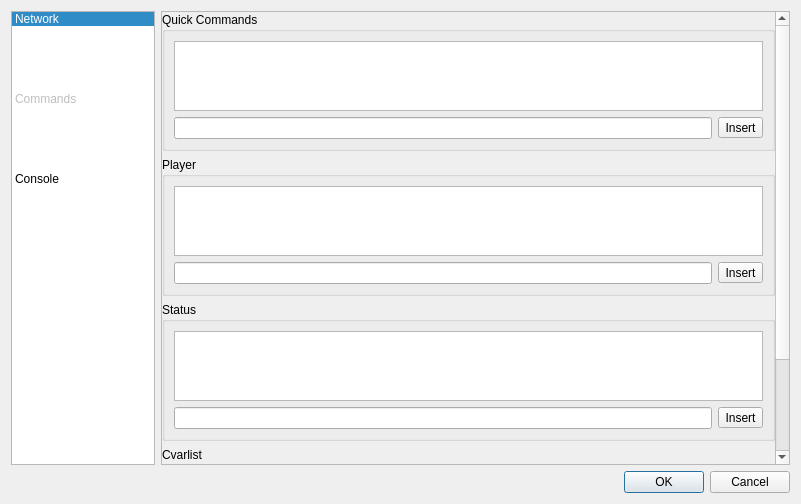
First picture: the form in src/ui/settings_dialog.ui, repository jjzhang166/RconGui, before the edit.
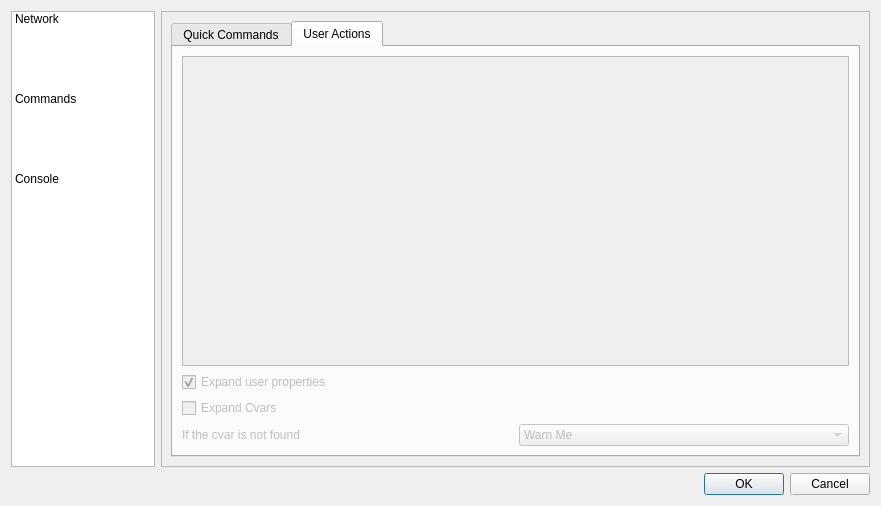
Second picture: the form after the edit. The open tabs and pages were chosen to show the change. Icons and pictures are not drawn. Custom widgets are drawn as their Qt base class.

Commit message: Quick commands settings

What changed in the file:
```diff
--- a/src/ui/settings_dialog.ui
+++ b/src/ui/settings_dialog.ui
@@ -6,8 +6,8 @@
    <rect>
     <x>0</x>
     <y>0</y>
-    <width>801</width>
-    <height>504</height>
+    <width>881</width>
+    <height>506</height>
    </rect>
   </property>
   <property name="windowTitle">
@@ -47,9 +47,6 @@
          <height>80</height>
         </size>
        </property>
-       <property name="currentRow">
-        <number>0</number>
-       </property>
        <item>
         <property name="text">
          <string>Network</string>
@@ -69,9 +66,6 @@
           <normaloff/>
          </iconset>
         </property>
-        <property name="flags">
-         <set>ItemIsSelectable|ItemIsDragEnabled|ItemIsUserCheckable</set>
-        </property>
        </item>
        <item>
         <property name="text">
@@ -134,145 +128,142 @@
              <rect>
               <x>0</x>
               <y>0</y>
-              <width>119</width>
-              <height>642</height>
+              <width>633</width>
+              <height>446</height>
              </rect>
             </property>
-            <layout class="QVBoxLayout" name="verticalLayout_7">
-             <property name="leftMargin">
-              <number>0</number>
-             </property>
-             <property name="topMargin">
-              <number>0</number>
-             </property>
-             <property name="rightMargin">
-              <number>0</number>
-             </property>
-             <property name="bottomMargin">
-              <number>0</number>
-             </property>
+            <layout class="QVBoxLayout" name="verticalLayout_2">
              <item>
-              <widget class="QGroupBox" name="groupBox_4">
-               <property name="title">
+              <widget class="QTabWidget" name="tabWidget">
+               <property name="currentIndex">
+                <number>0</number>
+               </property>
+               <widget class="QWidget" name="tabWidgetPage1">
+                <attribute name="title">
                 <string>Quick Commands</string>
-               </property>
-               <layout class="QVBoxLayout" name="verticalLayout_6">
-                <item>
-                 <widget class="QTableWidget" name="table_cmd_status_4"/>
-                </item>
-                <item>
-                 <layout class="QHBoxLayout" name="horizontalLayout_5">
-                  <item>
-                   <widget class="QLineEdit" name="input_cmd_status_4"/>
-                  </item>
-                  <item>
-                   <widget class="QToolButton" name="button_cmd_status_add_4">
-                    <property name="text">
-                     <string>Insert</string>
-                    </property>
-                    <property name="icon">
-                     <iconset theme="list-add">
-                      <normaloff/>
-                     </iconset>
-                    </property>
-                   </widget>
-                  </item>
-                 </layout>
-                </item>
-               </layout>
-              </widget>
-             </item>
-             <item>
-              <widget class="QGroupBox" name="groupBox_3">
-               <property name="title">
-                <string>Player</string>
-               </property>
-               <layout class="QVBoxLayout" name="verticalLayout_5">
-                <item>
-                 <widget class="QTableWidget" name="table_cmd_status_3"/>
-                </item>
-                <item>
-                 <layout class="QHBoxLayout" name="horizontalLayout_4">
-                  <item>
-                   <widget class="QLineEdit" name="input_cmd_status_3"/>
-                  </item>
-                  <item>
-                   <widget class="QToolButton" name="button_cmd_status_add_3">
-                    <property name="text">
-                     <string>Insert</string>
-                    </property>
-                    <property name="icon">
-                     <iconset theme="list-add">
-                      <normaloff/>
-                     </iconset>
-                    </property>
-                   </widget>
-                  </item>
-                 </layout>
-                </item>
-               </layout>
-              </widget>
-             </item>
-             <item>
-              <widget class="QGroupBox" name="groupBox">
-               <property name="title">
-                <string>Status</string>
-               </property>
+                </attribute>
                <layout class="QVBoxLayout" name="verticalLayout_3">
                 <item>
-                 <widget class="QTableWidget" name="table_cmd_status"/>
+                  <widget class="QTableView" name="table_cmd_cmd">
+                   <attribute name="horizontalHeaderStretchLastSection">
+                    <bool>true</bool>
+                   </attribute>
+                   <attribute name="verticalHeaderVisible">
+                    <bool>false</bool>
+                   </attribute>
+                  </widget>
+                 </item>
+                 <item>
+                  <widget class="QCheckBox" name="input_cmd_cmd_cvar">
+                   <property name="text">
+                    <string>Expand Cvars</string>
+                   </property>
+                  </widget>
                 </item>
                 <item>
                  <layout class="QHBoxLayout" name="horizontalLayout_2">
                   <item>
-                   <widget class="QLineEdit" name="input_cmd_status"/>
+                    <widget class="QLabel" name="label_9">
+                     <property name="text">
+                      <string>If the cvar is not found</string>
+                     </property>
+                    </widget>
                   </item>
                   <item>
-                   <widget class="QToolButton" name="button_cmd_status_add">
+                    <widget class="QComboBox" name="input_cmd_cmd_nocvar">
+                     <property name="enabled">
+                      <bool>false</bool>
+                     </property>
+                     <property name="currentIndex">
+                      <number>0</number>
+                     </property>
+                     <item>
                     <property name="text">
-                     <string>Insert</string>
-                    </property>
-                    <property name="icon">
-                     <iconset theme="list-add">
-                      <normaloff/>
-                     </iconset>
-                    </property>
+                       <string>Warn Me</string>
+                      </property>
+                     </item>
+                     <item>
+                      <property name="text">
+                       <string>Don't Expand</string>
+                      </property>
+                     </item>
+                     <item>
+                      <property name="text">
+                       <string>Expand Empty</string>
+                      </property>
+                     </item>
                    </widget>
                   </item>
                  </layout>
                 </item>
                </layout>
               </widget>
-             </item>
-             <item>
-              <widget class="QGroupBox" name="groupBox_2">
-               <property name="title">
-                <string>Cvarlist</string>
-               </property>
+               <widget class="QWidget" name="tabWidgetPage2">
+                <property name="enabled">
+                 <bool>false</bool>
+                </property>
+                <attribute name="title">
+                 <string>User Actions</string>
+                </attribute>
                <layout class="QVBoxLayout" name="verticalLayout_4">
                 <item>
-                 <widget class="QTableWidget" name="table_cmd_cvarlist"/>
+                  <widget class="QTableView" name="table_cmd_usr"/>
+                 </item>
+                 <item>
+                  <widget class="QCheckBox" name="input_cmd_usr_properties">
+                   <property name="text">
+                    <string>Expand user properties</string>
+                   </property>
+                   <property name="checked">
+                    <bool>true</bool>
+                   </property>
+                  </widget>
+                 </item>
+                 <item>
+                  <widget class="QCheckBox" name="input_cmd_usr_cvar">
+                   <property name="text">
+                    <string>Expand Cvars</string>
+                   </property>
+                  </widget>
                 </item>
                 <item>
                  <layout class="QHBoxLayout" name="horizontalLayout_3">
                   <item>
-                   <widget class="QLineEdit" name="input_cmd_cvarlist"/>
+                    <widget class="QLabel" name="label_10">
+                     <property name="text">
+                      <string>If the cvar is not found</string>
+                     </property>
+                    </widget>
                   </item>
                   <item>
-                   <widget class="QToolButton" name="button_cmd_cvarlist_add">
+                    <widget class="QComboBox" name="input_cmd_usr_nocvar">
+                     <property name="enabled">
+                      <bool>false</bool>
+                     </property>
+                     <property name="currentIndex">
+                      <number>0</number>
+                     </property>
+                     <item>
                     <property name="text">
-                     <string>Insert</string>
-                    </property>
-                    <property name="icon">
-                     <iconset theme="list-add">
-                      <normaloff/>
-                     </iconset>
-                    </property>
+                       <string>Warn Me</string>
+                      </property>
+                     </item>
+                     <item>
+                      <property name="text">
+                       <string>Don't Expand</string>
+                      </property>
+                     </item>
+                     <item>
+                      <property name="text">
+                       <string>Expand Empty</string>
+                      </property>
+                     </item>
                    </widget>
                   </item>
                  </layout>
                 </item>
                </layout>
+               </widget>
               </widget>
              </item>
             </layout>
```
Left out of the diff: 18 changed lines with no effect on the pictures. Lines whose indentation alone changed are shown as unchanged. The commit also changes 7 other files.
